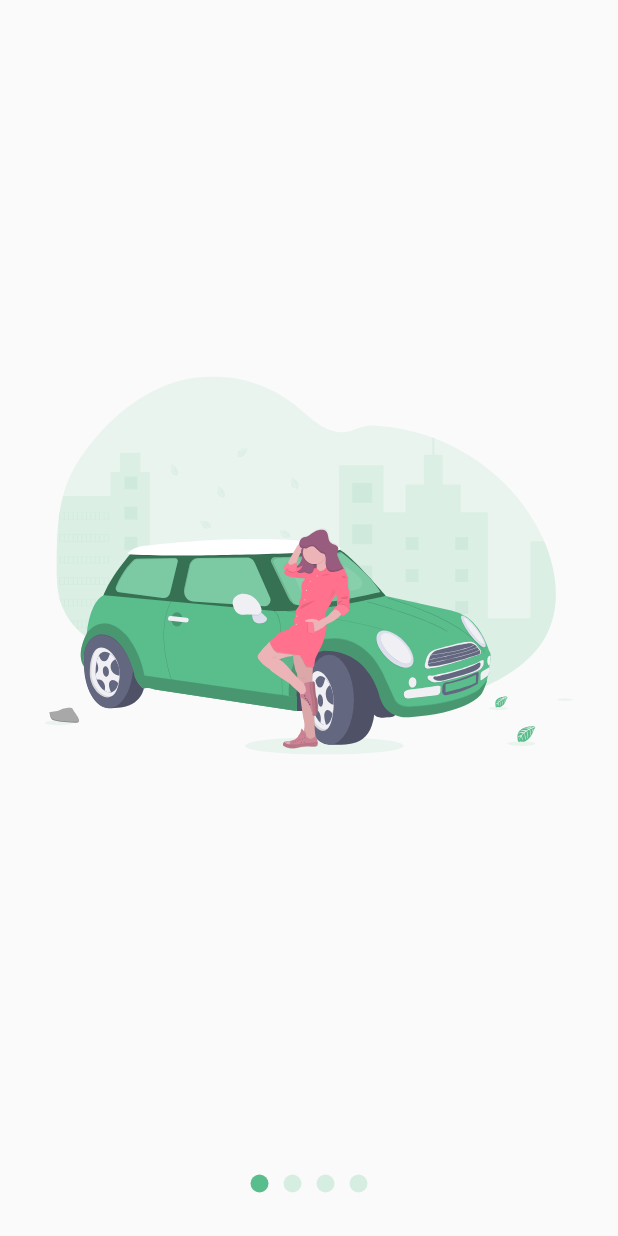
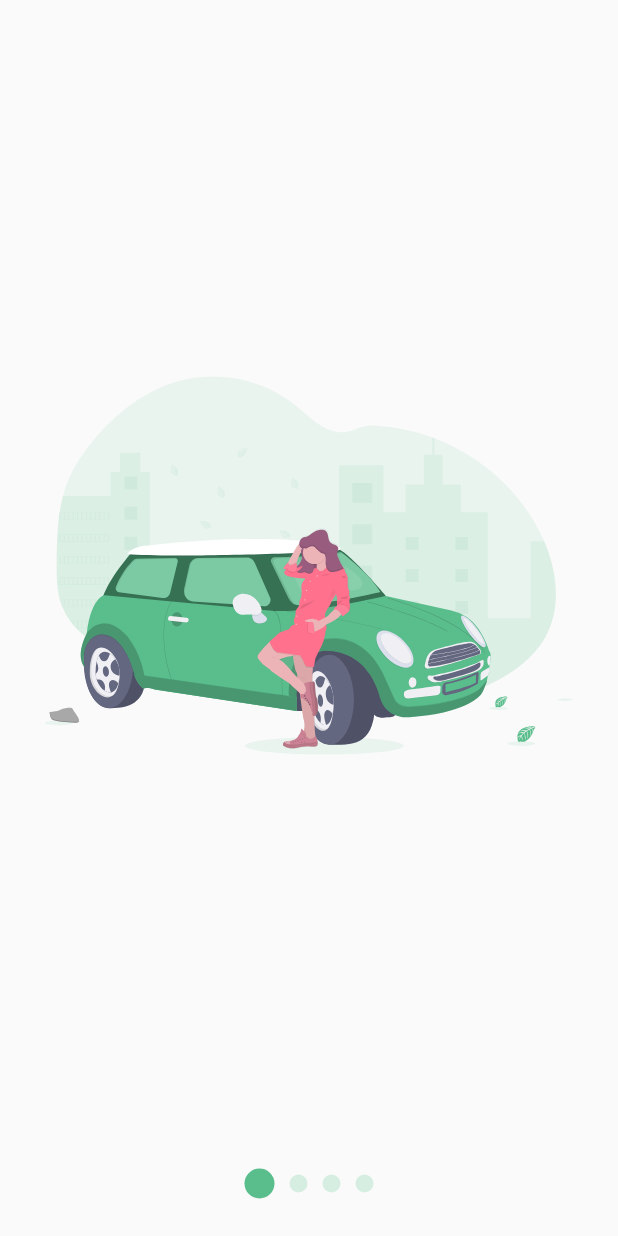
Before and after one commit to AndresPerezfc/OnboardingFlutter, a Flutter app: the screen it shows after launch, on a phone screen of 412 x 824 dp. Run offline on Flutter 3.47's test engine with Material 2 defaults, Android fonts, the phone set to English and light mode, and no system bars; our stand-ins replace flutter_svg.

Commit message:
Buller primario y secundario añadido, el tamaño de los botones

```diff
--- a/lib/src/pages/slideshow_page.dart
+++ b/lib/src/pages/slideshow_page.dart
@@ -7,6 +7,8 @@ class SlideshowPage extends StatelessWidget {
   Widget build(BuildContext context) {
     return Scaffold(
         body: Slideshow(
+      bulletPrimario: 20.0,
+      bulletSecundario: 12.0,
       puntosArriba: false,
       slides: <Widget>[
         SvgPicture.asset('assets/svg/slide-1.svg'),
--- a/lib/src/widgets/slideshow.dart
+++ b/lib/src/widgets/slideshow.dart
@@ -7,24 +7,29 @@ class Slideshow extends StatelessWidget {
   final bool puntosArriba;
   final Color colorPrimario;
   final Color colorSecundario;
+  final double bulletPrimario;
+  final double bulletSecundario;
 
   Slideshow(
       {@required this.slides,
-      this.puntosArriba = false,
-      this.colorPrimario = const Color(0xff5abd8c),
-      this.colorSecundario = const Color(0xffD6EEE2)});
+      this.puntosArriba     = false,
+      this.colorPrimario    = const Color(0xff5abd8c),
+      this.colorSecundario  = const Color(0xffD6EEE2),
+      this.bulletPrimario   = 12.0,
+      this.bulletSecundario = 12.0});
 
   @override
   Widget build(BuildContext context) {
     return ChangeNotifierProvider(
       create: (_) => new _SlideshowModel(),
       child: SafeArea(
-        child: Center(child: Builder(builder: (BuildContext context) {
-          Provider.of<_SlideshowModel>(context).colorPrimario =
-              this.colorPrimario;
-          Provider.of<_SlideshowModel>(context).colorSecundario =
-              this.colorSecundario;
-          return _CrearEstructuraSlideshow(
+        child: Center(
+          child: Builder(builder: (BuildContext context) {
+            Provider.of<_SlideshowModel>(context).colorPrimario     = this.colorPrimario;
+            Provider.of<_SlideshowModel>(context).colorSecundario   = this.colorSecundario;
+            Provider.of<_SlideshowModel>(context).bulletPrimario    = this.bulletPrimario;
+            Provider.of<_SlideshowModel>(context).bulletSecundario  = this.bulletSecundario;
+            return _CrearEstructuraSlideshow(
               puntosArriba: puntosArriba, slides: slides);
         })),
       ),
@@ -84,16 +89,23 @@ class _Dot extends StatelessWidget {
   Widget build(BuildContext context) {
     final ssModel = Provider.of<_SlideshowModel>(context);
 
+    double tamano;
+    Color color;
+    if (ssModel._currentPage >= index - 0.5 && ssModel._currentPage < index + 0.5) {
+      tamano = ssModel.bulletPrimario;
+      color = ssModel.colorPrimario;
+    } else {
+      tamano = ssModel.bulletSecundario;
+      color = ssModel.colorSecundario;
+    }
+
     return AnimatedContainer(
       duration: Duration(milliseconds: 200),
-      width: 12,
-      height: 12,
+      width: tamano,
+      height: tamano,
       margin: EdgeInsets.symmetric(horizontal: 5),
       decoration: BoxDecoration(
-          color: (ssModel._currentPage >= index - 0.5 &&
-                  ssModel._currentPage < index + 0.5)
-              ? ssModel.colorPrimario
-              : ssModel.colorSecundario,
+          color: color,
           shape: BoxShape.circle),
     );
   }
@@ -161,9 +173,11 @@ class _Slide extends StatelessWidget {
 }
 
 class _SlideshowModel with ChangeNotifier {
-  double _currentPage = 0;
-  Color _colorPrimario = const Color(0xff5abd8c);
-  Color _colorSecundario = const Color(0xffD6EEE2);
+  double _currentPage       = 0;
+  Color _colorPrimario      = const Color(0xff5abd8c);
+  Color _colorSecundario    = const Color(0xffD6EEE2);
+  double _bulletPrimario    = 12;
+  double _bulletSecundario  = 12;
 
   double get currentPage => this._currentPage;
 
@@ -183,4 +197,16 @@ class _SlideshowModel with ChangeNotifier {
     this._colorSecundario = color;
     notifyListeners();
   }
+
+  double get bulletPrimario => this._bulletPrimario;
+  set bulletPrimario(double tamano) {
+    this._bulletPrimario = tamano;
+    notifyListeners();
+  }
+
+  double get bulletSecundario => this._bulletSecundario;
+  set bulletSecundario(double tamano) {
+    this._bulletSecundario = tamano;
+    notifyListeners();
+  }
 }
```
